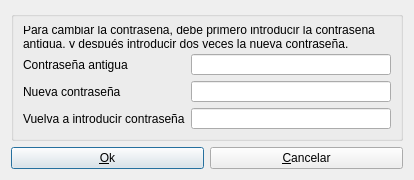
Qt form src/lib/daobusiness/forms/changepassworddlg.ui (dpinelo/AS7) before a commit.
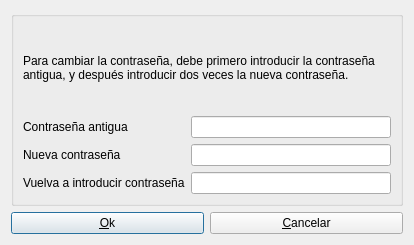
The same form after that commit. Icons and pictures are not drawn.

Commit message: Message after change password successfully.

The edit to the form file:
```diff
--- a/src/lib/daobusiness/forms/changepassworddlg.ui
+++ b/src/lib/daobusiness/forms/changepassworddlg.ui
@@ -7,7 +7,7 @@
     <x>0</x>
     <y>0</y>
     <width>414</width>
-    <height>180</height>
+    <height>245</height>
    </rect>
   </property>
   <property name="windowTitle">
@@ -68,6 +68,12 @@
       </item>
       <item row="0" column="0" colspan="2">
        <widget class="QLabel" name="lblInfo">
+        <property name="sizePolicy">
+         <sizepolicy hsizetype="Preferred" vsizetype="Minimum">
+          <horstretch>0</horstretch>
+          <verstretch>0</verstretch>
+         </sizepolicy>
+        </property>
         <property name="text">
          <string>Para cambiar la contraseña, debe primero introducir la contraseña antigua, y después introducir dos veces la nueva contraseña.</string>
         </property>
```
Left out of the diff: 1 changed line with no effect on the pictures. The commit also changes 1 other file.
